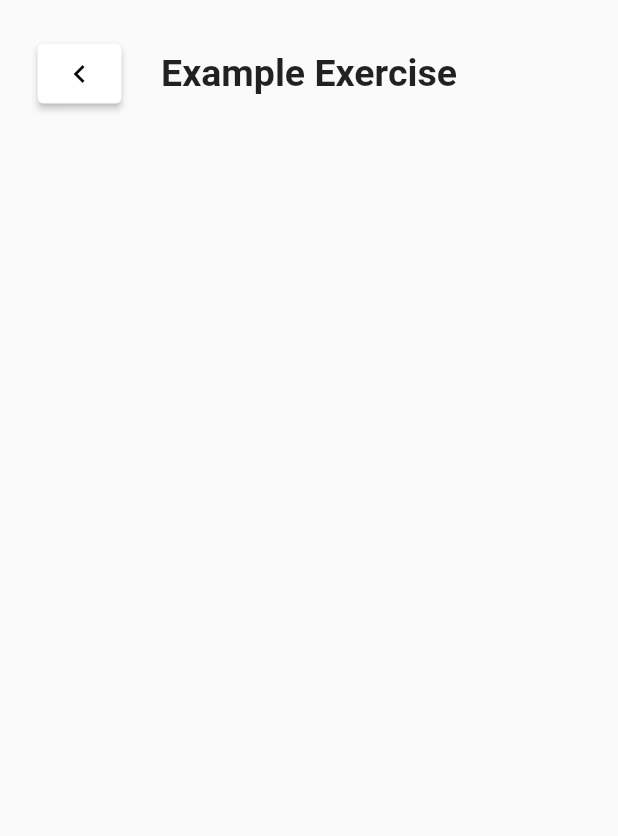
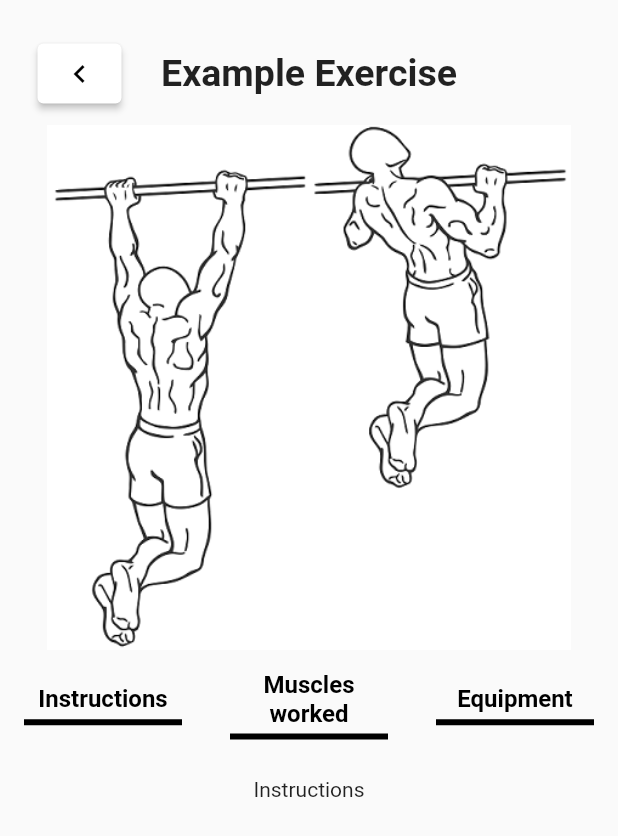
Before and after one commit to TomTomDam/workout-log, a Flutter app: the ExerciseInformation screen opened directly, on a phone screen of 412 x 824 dp. Shown: the top 836 px of the screen. Run offline on Flutter 3.47's test engine with Material 2 defaults, Android fonts, the phone set to English and light mode, and no system bars.

Commit message:
Started design for Exercise information page and panes. Also clicking a different pane now highlights the pane you have navigated to.

```diff
--- a/lib/screens/exercise_information/exercise_information.dart
+++ b/lib/screens/exercise_information/exercise_information.dart
@@ -1,10 +1,26 @@
 import 'package:flutter/material.dart';
+import 'package:workout_log/screens/exercise_information/equipment_page.dart';
+import 'package:workout_log/screens/exercise_information/muscles_worked_page.dart';
 import '../../widgets/header/header.dart';
+import '../../widgets/page/pane_button.dart';
+import 'instructions_page.dart';
 
-class ExerciseInformation extends StatelessWidget {
+Widget pageSection = const InstructionsPage();
+
+class ExerciseInformation extends StatefulWidget {
   const ExerciseInformation({Key? key, required this.exerciseId})
       : super(key: key);
   final int exerciseId;
+
+  @override
+  State<ExerciseInformation> createState() => _ExerciseInformationState();
+}
+
+class _ExerciseInformationState extends State<ExerciseInformation> {
+  EdgeInsets padding = const EdgeInsets.all(25);
+  bool instructionsIsActive = false;
+  bool musclesWorkedIsActive = false;
+  bool equipmentIsActive = false;
 
   @override
   Widget build(BuildContext context) {
@@ -32,6 +48,60 @@ class ExerciseInformation extends StatelessWidget {
           ),
           secondaryButton: null,
         ),
+        Container(
+          margin: const EdgeInsets.all(10),
+          child: const Image(
+              image: AssetImage('assets/images/pull-up.png'),
+              height: 350,
+              width: double.infinity),
+        ),
+        Row(
+          mainAxisAlignment: MainAxisAlignment.center,
+          children: [
+            Expanded(
+              child: InkWell(
+                onTap: () => {
+                  setState(() {
+                    pageSection = const InstructionsPage();
+                    instructionsIsActive = true;
+                    musclesWorkedIsActive = false;
+                    equipmentIsActive = false;
+                  })
+                },
+                child: PaneButton(
+                    title: "Instructions", isActive: instructionsIsActive),
+              ),
+            ),
+            Expanded(
+              child: InkWell(
+                  onTap: () => {
+                        setState(() {
+                          pageSection = const InstructionsPage();
+                          musclesWorkedIsActive = true;
+                          instructionsIsActive = false;
+                          equipmentIsActive = false;
+                        })
+                      },
+                  child: PaneButton(
+                      title: "Muscles worked",
+                      isActive: musclesWorkedIsActive)),
+            ),
+            Expanded(
+              child: InkWell(
+                  onTap: () => {
+                        setState(() {
+                          pageSection = const EquipmentPage();
+                          equipmentIsActive = true;
+                          instructionsIsActive = false;
+                          musclesWorkedIsActive = false;
+                        })
+                      },
+                  child: PaneButton(
+                      title: "Equipment", isActive: equipmentIsActive)),
+            ),
+          ],
+        ),
+        Padding(padding: padding, child: pageSection),
       ],
     )));
   }
--- /dev/null
+++ b/lib/screens/exercise_information/instructions_page.dart
@@ -0,0 +1,10 @@
+import 'package:flutter/material.dart';
+
+class InstructionsPage extends StatelessWidget {
+  const InstructionsPage({Key? key}) : super(key: key);
+
+  @override
+  Widget build(BuildContext context) {
+    return Container(child: Text("Instructions"));
+  }
+}
--- a/lib/screens/select_workout.dart
+++ b/lib/screens/select_workout.dart
@@ -104,7 +104,6 @@ class _SelectWorkoutState extends State<SelectWorkout> {
                 margin:
                     const EdgeInsets.only(top: 10, left: margin, right: margin),
                 child: Row(children: const [
-                  GridButton(text: "New workout", icon: Icons.add),
                   GridButton(text: "Search workouts", icon: Icons.search),
                   GridButton(text: "Favourites", icon: Icons.star),
                 ]),
--- a/lib/widgets/page/pane_button.dart
+++ b/lib/widgets/page/pane_button.dart
@@ -17,12 +17,15 @@ class PaneButton extends StatelessWidget {
                     bottom: BorderSide(
                         width: 4,
                         color: isActive ? Colors.blue : Colors.black))),
+            child: Center(
               child: Text(
+                textAlign: TextAlign.center,
                 title,
                 style: TextStyle(
                     fontWeight: FontWeight.bold,
                     fontSize: 16,
                     color: isActive ? Colors.blue : Colors.black),
+              ),
             )));
   }
 }
--- a/pubspec.yaml
+++ b/pubspec.yaml
@@ -58,9 +58,8 @@ flutter:
   uses-material-design: true
 
   # To add assets to your application, add an assets section, like this:
-  # assets:
-  #   - images/a_dot_burr.jpeg
-  #   - images/a_dot_ham.jpeg
+  assets:
+    - assets/images/
 
   # An image asset can refer to one or more resolution-specific "variants", see
   # https://flutter.dev/assets-and-images/#resolution-aware
```
Also changed, not shown: lib/screens/exercise_information/equipment_page.dart (added, +12 -0 lines), lib/screens/exercise_information/muscles_worked_page.dart (added, +10 -0 lines), lib/screens/exercise_list/add_exercises.dart (+18 -1 lines), lib/screens/exercise_list/create_exercise.dart (+7 -4 lines), lib/screens/log_workout/log_workout.dart (+5 -5 lines), assets/images/pull-up.png (added), lib/screens/exercise_detail/exercise_history.dart (added), lib/screens/exercise_detail/exercise_summary.dart (added). Lines whose indentation alone changed are shown as unchanged.
